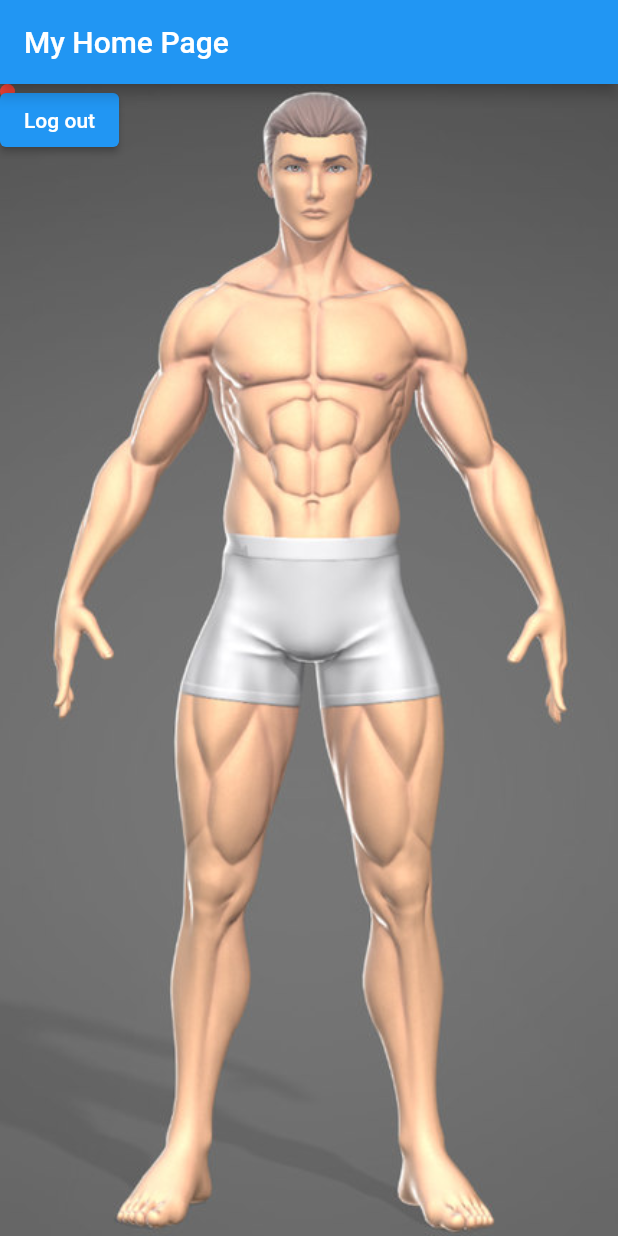
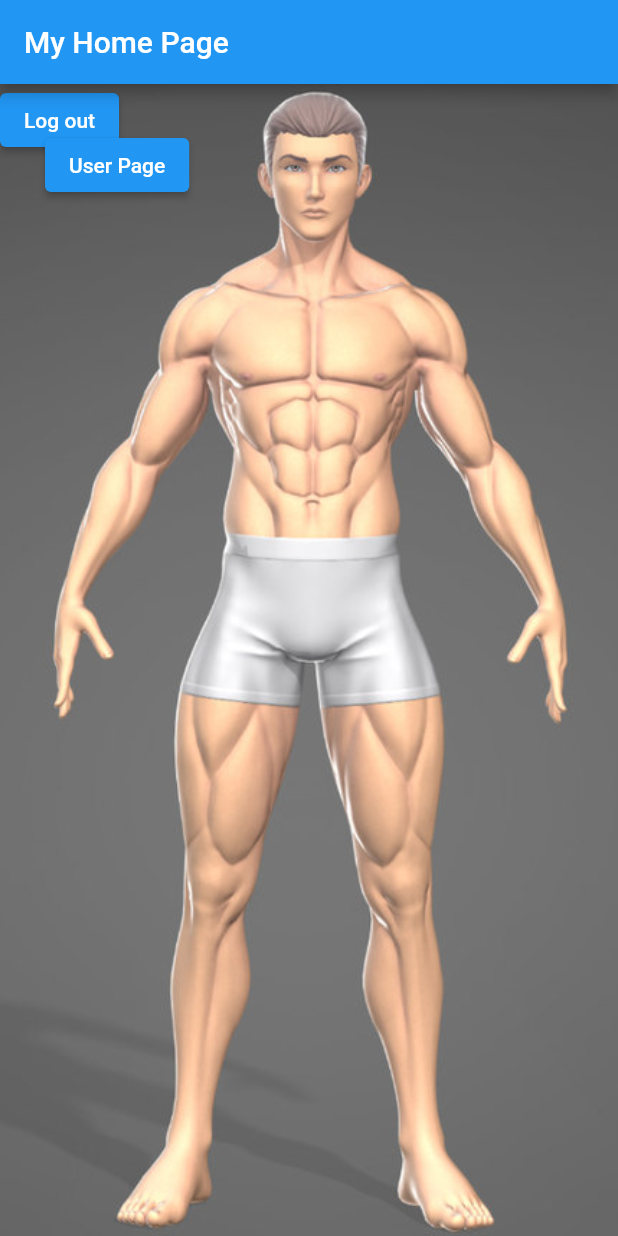
Before and after one commit to cankot97/flutter_myboilerplate, a Flutter app: the screen it shows once a user with an empty profile is signed in, after a tap on "Log out", on a phone screen of 412 x 824 dp. Run offline on Flutter 3.47's test engine with Material 2 defaults, Android fonts, the phone set to English and light mode, and no system bars; our stand-ins replace dio, firebase_auth, firebase_core; accounts and stored records are empty; network calls fail.

Commit message:
draft4_bugfix

```diff
--- a/lib/screens/Auth/login_screen.dart
+++ b/lib/screens/Auth/login_screen.dart
@@ -1,7 +1,5 @@
 
 import 'package:flutter/material.dart';
-import 'package:secondapp/screens/Auth/auth_wrapper.dart';
-import 'package:firebase_auth/firebase_auth.dart';
 import 'package:secondapp/services/auth_service.dart';
 
 
@@ -21,20 +19,11 @@ class _LoginscreenState extends State<Loginscreen> {
   final passwordcontroller = TextEditingController();
 
 
-  void logout() async {
-    await FirebaseAuth.instance.signOut();
-    setState(() {
-    });
-  }
-
   @override
   Widget build(BuildContext context) {
-    if (FirebaseAuth.instance.currentUser != null) {
-      return const Authwrapper();
-    }
     return Scaffold(
       appBar: AppBar(
-        title: Text('Account authentication ' + (FirebaseAuth.instance.currentUser == null ? 'Out' : 'In')),
+        title: const Text('Login Page'),
       ),
       body: Center(
         child: Column(
@@ -46,7 +35,6 @@ class _LoginscreenState extends State<Loginscreen> {
               children: [
                 ElevatedButton(onPressed: () => _auth.signIn(emailcontroller.text, passwordcontroller.text), child: const Text('Sign in')),
                 ElevatedButton(onPressed: () => _auth.signUp(emailcontroller.text, passwordcontroller.text), child: const Text('Sign up')),
-                ElevatedButton(onPressed: ()=> logout(), child: const Text('Log out'))
               ]
             )
           ],
--- a/lib/screens/home_screen.dart
+++ b/lib/screens/home_screen.dart
@@ -1,9 +1,12 @@
+
+
 import 'package:flutter/material.dart';
 import 'package:secondapp/services/auth_service.dart';
 import 'Auth/auth_wrapper.dart';
 import 'package:secondapp/model/bodypart.dart';
 import 'package:secondapp/main.dart';
 import 'package:firebase_auth/firebase_auth.dart';
+import 'user_page.dart';
 
 
 class MyHomePage extends StatefulWidget {
@@ -30,8 +33,8 @@ class _MyHomePageState extends State<MyHomePage> {
   }
 
   void _onTapDown(TapDownDetails details){
-    double x = details.globalPosition.dx;
-    double y = details.globalPosition.dy;
+    double? x = details.globalPosition.dx;
+    double? y = details.globalPosition.dy;
 
     setState(() {
       markerX = x;
@@ -48,8 +51,6 @@ class _MyHomePageState extends State<MyHomePage> {
     );
   }
 
-
-
   @override
   Widget build(BuildContext context) {
 
@@ -63,7 +64,7 @@ class _MyHomePageState extends State<MyHomePage> {
         child: Stack(
           children:  [
             GestureDetector(
-              child: Container(
+              child: SizedBox(
                 height: MediaQuery.of(context).size.height,
                 child: Image.asset(
                   'assets/images/body.jpeg',
@@ -76,8 +77,8 @@ class _MyHomePageState extends State<MyHomePage> {
               left: markerX,
               top: markerY,
               child: Container(
-                width: 10,
-                height: 10,
+                width: markerX != null? 10 : 0,
+                height: markerY != null ? 10: 0,
                 decoration: const BoxDecoration(
                   shape: BoxShape.circle,
                   color: Colors.red,
@@ -89,8 +90,18 @@ class _MyHomePageState extends State<MyHomePage> {
               onPressed: () async {
                 await authenticator.signOut();
               },
+            ),
+            Positioned(
+              top: 30,
+              left: 30,
+              child: ElevatedButton(
+                child: const Text('User Page'),
+                onPressed: () => Navigator.push(
+                  context,
+                  MaterialPageRoute(builder: (context) => const UserPage())
+                ),
+              ),
             )
-
           ])
       ),
     );
@@ -117,12 +128,12 @@ class _MyHomePageState extends State<MyHomePage> {
               return const CircularProgressIndicator();
             },
           ),
-          ElevatedButton(
-            child: const Text('Back'),
-            onPressed: () {
-              Navigator.pop(context);
-            },
-          )
+          // ElevatedButton(
+          //   child: const Text('Back'),
+          //   onPressed: () {
+          //     Navigator.pop(context);
+          //   },
+          // )
         ],
       ),
     );
```
Also changed, not shown: lib/main.dart (+0 -7 lines), lib/screens/user_page.dart (+6 -1 lines).
